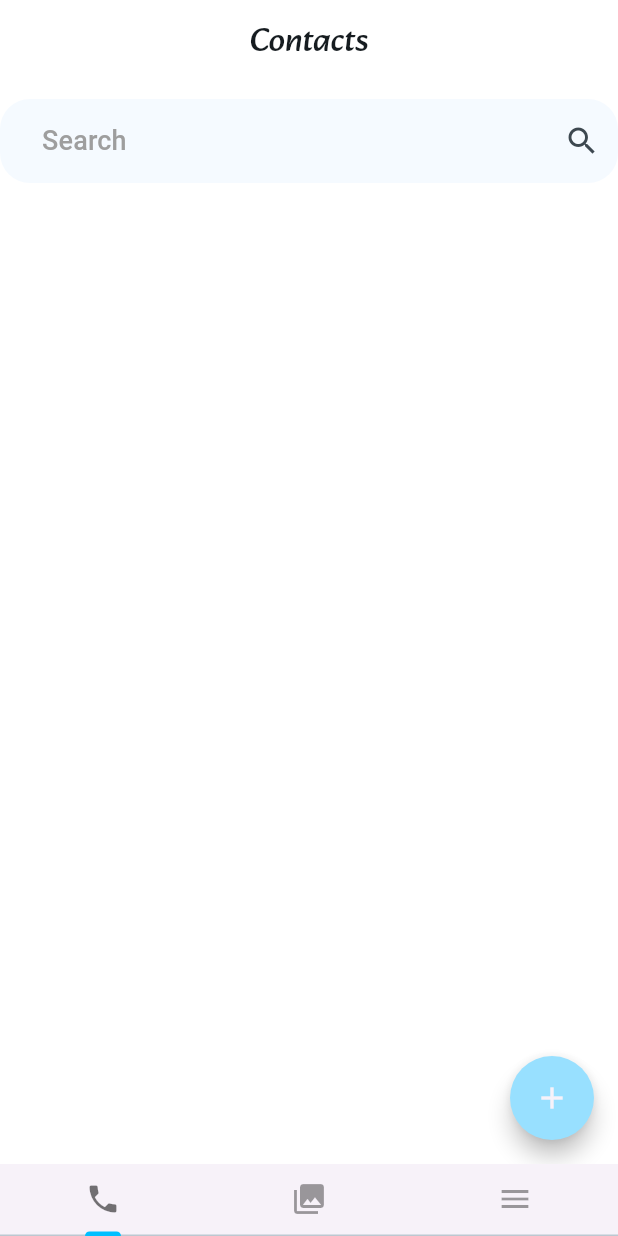
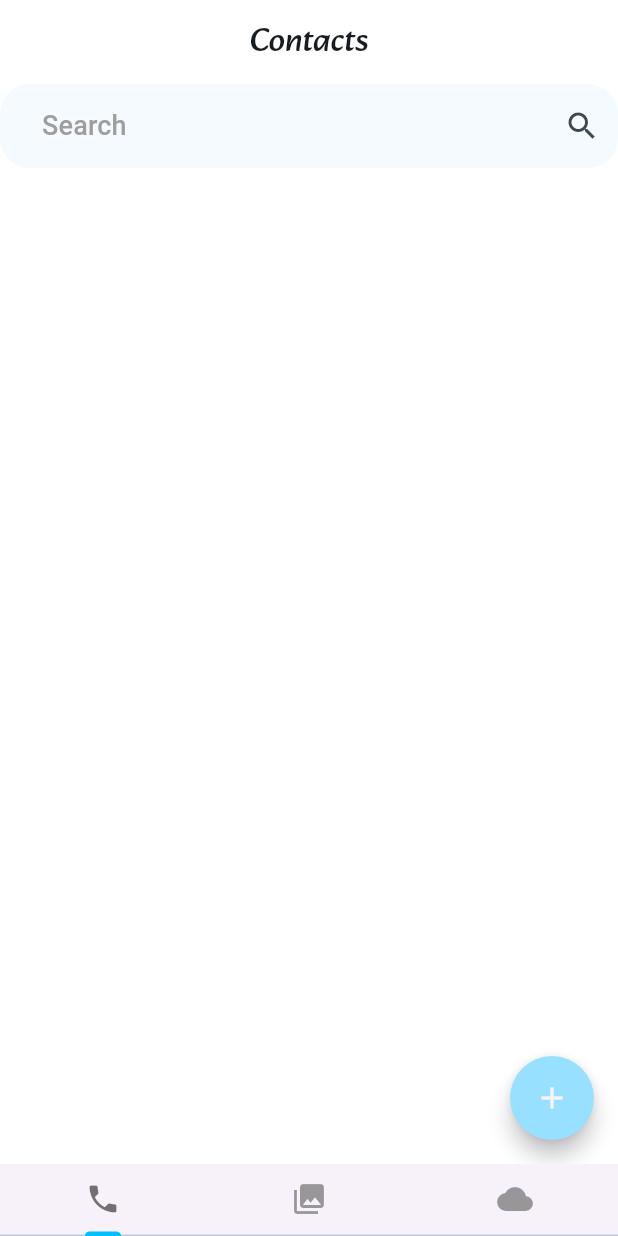
Before and after one commit to LeeHyo-Jeong/MadCamp_Project01, a Flutter app: the screen it shows after launch, on a phone screen of 412 x 824 dp. Run offline on Flutter 3.47's test engine with Material 3 defaults, Android fonts, the phone set to English and light mode, and no system bars; our stand-ins replace contacts_service, flutter_dotenv, fluttertoast, permission_handler, timer_builder; missing offline and left inert: dart:ffi, draggable_scrollbar, photo_manager; Roboto replaces fonts that are missing (Alata); project files that could hold a hidden picture were left out.

Commit message:
revise Tab 1,2

```diff
--- a/lib/Homepage.dart
+++ b/lib/Homepage.dart
@@ -33,7 +33,7 @@ class _HomePage extends State<HomePage> with SingleTickerProviderStateMixin {
           _appBarTitle = "Gallery";
           break;
         case 2:
-          _appBarTitle = "Tab 3";
+          _appBarTitle = "Weather";
           break;
       }
     });
@@ -84,26 +84,10 @@ class _HomePage extends State<HomePage> with SingleTickerProviderStateMixin {
         canPop: false,
         onPopInvoked: _deleteConfirmDialog,
         child: Scaffold(
-            appBar: AppBar(
-              shape: RoundedRectangleBorder(
-                borderRadius: BorderRadius.vertical(
-                  bottom: Radius.circular(20),
-                ),
-              ),
-              backgroundColor: Colors.white,
-              title: Text(_appBarTitle),
-              centerTitle: true,
-            ),
             body: TabBarView(
               controller: _tabController,
               children: [
-                Column(
-                  // main의 appbar와 contact page의 appbar 사이 간격 조정
-                  children: [
-                    SizedBox(height: 10),
-                    Expanded(child: ContactsWidget()),
-                  ],
-                ),
+                ContactsWidget(),
                 ImageWidget(),
                 WeatherWidget(),
               ],
@@ -126,7 +110,7 @@ class _HomePage extends State<HomePage> with SingleTickerProviderStateMixin {
                   ),
                   InkWell(
                     splashColor: Color(0xff00bfff),
-                    child: Tab(icon: Icon(Icons.menu)),
+                    child: Tab(icon: Icon(Icons.cloud)),
                   ),
                 ],
               ),
--- a/lib/contact_list.dart
+++ b/lib/contact_list.dart
@@ -166,7 +166,14 @@ class _ContactsWidgetState extends State<ContactsWidget> {
   Widget build(BuildContext context) {
     return Scaffold(
         appBar: AppBar(
-        shape: RoundedRectangleBorder(borderRadius: BorderRadius.circular(20)),
+          backgroundColor: Colors.white,
+          title: Text("Contacts"),
+          centerTitle: true,
+        ),
+        body: Scaffold(
+          appBar: AppBar(
+            shape:
+                RoundedRectangleBorder(borderRadius: BorderRadius.circular(20)),
             title: _isSearching
                 ? TextField(
                     controller: _searchController,
@@ -201,7 +208,8 @@ class _ContactsWidgetState extends State<ContactsWidget> {
                   ],
           ),
           body: _contacts == null
-          ? Center(child: CircularProgressIndicator(color: Color(0xff98e0ff)))
+              ? Center(
+                  child: CircularProgressIndicator(color: Color(0xff98e0ff)))
               : DraggableScrollbar.arrows(
                   backgroundColor: Color(0xff98e0ff),
                   controller: _scrollController,
@@ -218,8 +226,8 @@ class _ContactsWidgetState extends State<ContactsWidget> {
                                 radius: 20, // 반지름 설정
                               )
                             : CircleAvatar(
-                            backgroundColor:
-                                Color(0xff98e0ff), // 배경색 설정 (원형 아바타를 만들 때 중요)
+                                backgroundColor: Color(
+                                    0xff98e0ff), // 배경색 설정 (원형 아바타를 만들 때 중요)
                                 radius: 20, // 반지름 설정
                                 child: Icon(
                                   Icons.person, // Icons 클래스의 person 아이콘 사용
@@ -269,7 +277,8 @@ class _ContactsWidgetState extends State<ContactsWidget> {
               color: Color(0xfff7f2f9),
             ),
           ),
-      floatingActionButtonLocation: FloatingActionButtonLocation.endFloat, //
-    );
+          floatingActionButtonLocation:
+              FloatingActionButtonLocation.endFloat, //
+        ));
   }
 }
--- a/lib/image_list.dart
+++ b/lib/image_list.dart
@@ -58,8 +58,15 @@ class _ImageWidgetState extends State<ImageWidget> {
   @override
   Widget build(BuildContext context) {
     return Scaffold(
+        appBar: AppBar(
+          backgroundColor: Colors.white,
+          title: Text("Gallery"),
+          centerTitle: true,
+        ),
+        body: Scaffold(
             body: _mediaList.isEmpty
-            ? Center(child: CircularProgressIndicator(color: Color(0xff98e0ff)))
+                ? Center(
+                    child: CircularProgressIndicator(color: Color(0xff98e0ff)))
                 : DraggableScrollbar.arrows(
                     backgroundColor: Color(0xff98e0ff),
                     controller: _scrollContoller,
@@ -75,7 +82,8 @@ class _ImageWidgetState extends State<ImageWidget> {
                         return FutureBuilder<Uint8List?>(
                           future: _mediaList[index].thumbnailData,
                           builder: (context, snapshot) {
-                        if (snapshot.connectionState == ConnectionState.done &&
+                            if (snapshot.connectionState ==
+                                    ConnectionState.done &&
                                 snapshot.data != null) {
                               return GestureDetector(
                                   onTap: () async {
@@ -108,6 +116,6 @@ class _ImageWidgetState extends State<ImageWidget> {
                         );
                       },
                     ),
-              ));
+                  )));
   }
 }
```
Lines whose indentation alone changed are shown as unchanged.
